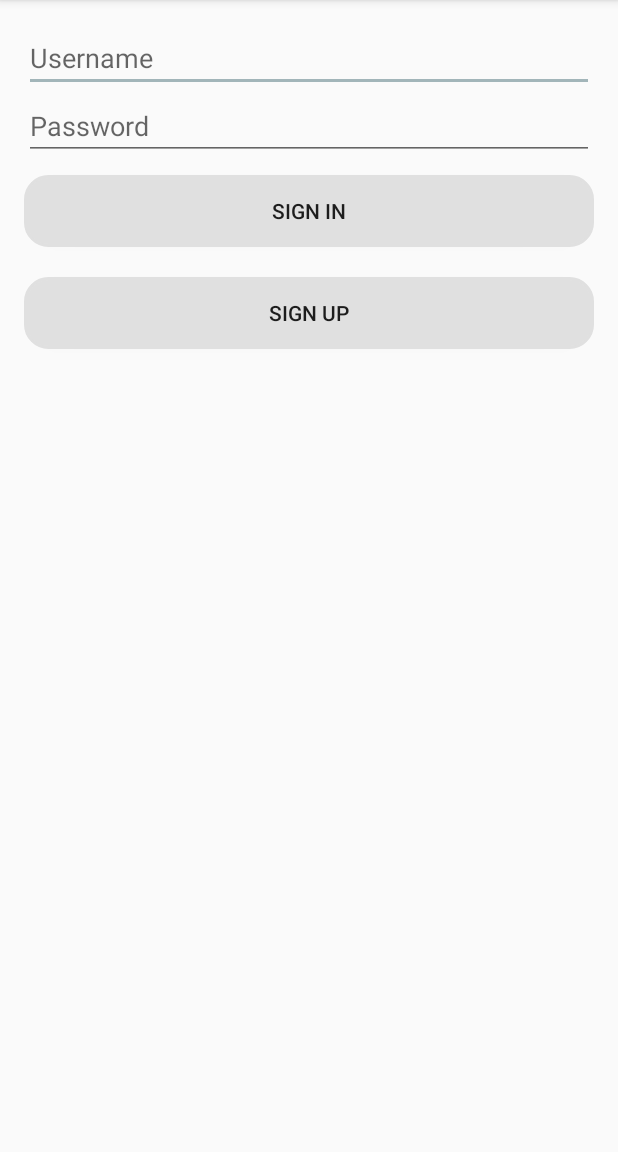
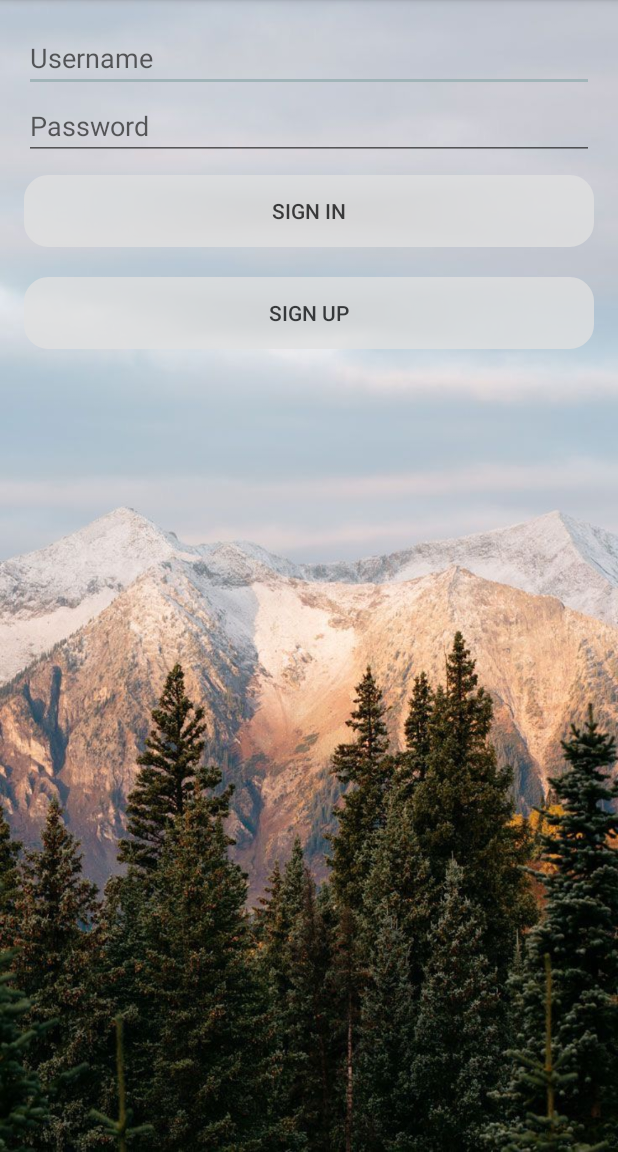
Before and after one commit to alexH2456/TreePLE, an Android app: the screen it shows after launch (LoginActivity), on a phone screen of 412 x 824 dp, the part 84-1236 px from its top. Run offline under Robolectric (Android 15) with nearby library versions, the phone set to English and light mode, and no system bars; our stand-ins replace Volley.

Commit message:
Added background

```diff
--- a/TreePLE-Android/app/src/main/java/ca/mcgill/ecse321/treeple/LoginActivity.java
+++ b/TreePLE-Android/app/src/main/java/ca/mcgill/ecse321/treeple/LoginActivity.java
@@ -115,13 +115,13 @@ public class LoginActivity extends AppCompatActivity {
     }
 
     public void switchToRegister() {
-        Intent registerIntent = new Intent(this, RegisterActivity.class);
+        Intent registerIntent = new Intent(getApplicationContext(), RegisterActivity.class);
         startActivity(registerIntent);
         finish();
     }
 
     public void switchToMap() {
-        Intent mapsIntent = new Intent(this, MapsActivity.class);
+        Intent mapsIntent = new Intent(getApplicationContext(), MapsActivity.class);
         startActivity(mapsIntent);
         finish();
     }
--- a/TreePLE-Android/app/src/main/java/ca/mcgill/ecse321/treeple/RegisterActivity.java
+++ b/TreePLE-Android/app/src/main/java/ca/mcgill/ecse321/treeple/RegisterActivity.java
@@ -112,7 +112,7 @@ public class RegisterActivity extends AppCompatActivity {
     }
 
     private void switchToMap() {
-        Intent mapsIntent = new Intent(this, MapsActivity.class);
+        Intent mapsIntent = new Intent(getApplicationContext(), MapsActivity.class);
         startActivity(mapsIntent);
         finish();
     }
--- a/TreePLE-Android/app/src/main/res/layout/activity_login.xml
+++ b/TreePLE-Android/app/src/main/res/layout/activity_login.xml
@@ -3,6 +3,7 @@
     xmlns:tools="http://schemas.android.com/tools"
     android:layout_width="match_parent"
     android:layout_height="wrap_content"
+    android:background="@drawable/background"
     android:orientation="vertical"
     android:paddingBottom="@dimen/activity_vertical_margin"
     android:paddingLeft="@dimen/activity_horizontal_margin"
@@ -47,6 +48,7 @@
         android:layout_height="wrap_content"
         android:layout_marginBottom="10dp"
         android:layout_marginTop="10dp"
+        android:alpha="0.8"
         android:background="@drawable/button_bg_rounded_corners"
         android:text="@string/action_sign_in" />
 
@@ -56,6 +58,7 @@
         android:layout_height="wrap_content"
         android:layout_marginBottom="10dp"
         android:layout_marginTop="10dp"
+        android:alpha="0.8"
         android:background="@drawable/button_bg_rounded_corners"
         android:text="@string/action_sign_up" />
 
```
Also changed, not shown: TreePLE-Android/app/src/main/res/drawable/background.jpg (added).
